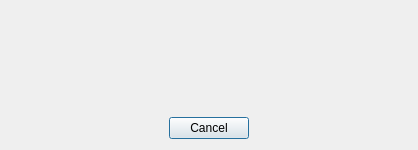
This is modelesspopup.ui in rigexpert/AntScope2 as Qt 5 draws it before an edit. The edited form follows.
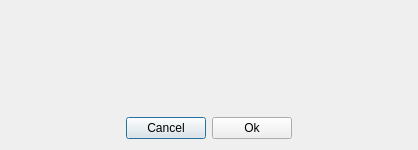
This is the edited form.

Patch:
```diff
--- a/modelesspopup.ui
+++ b/modelesspopup.ui
@@ -52,6 +52,13 @@
        </property>
       </widget>
      </item>
+     <item>
+      <widget class="QPushButton" name="pushButton_2">
+       <property name="text">
+        <string>Ok</string>
+       </property>
+      </widget>
+     </item>
      <item>
       <spacer name="horizontalSpacer_2">
        <property name="orientation">
```
